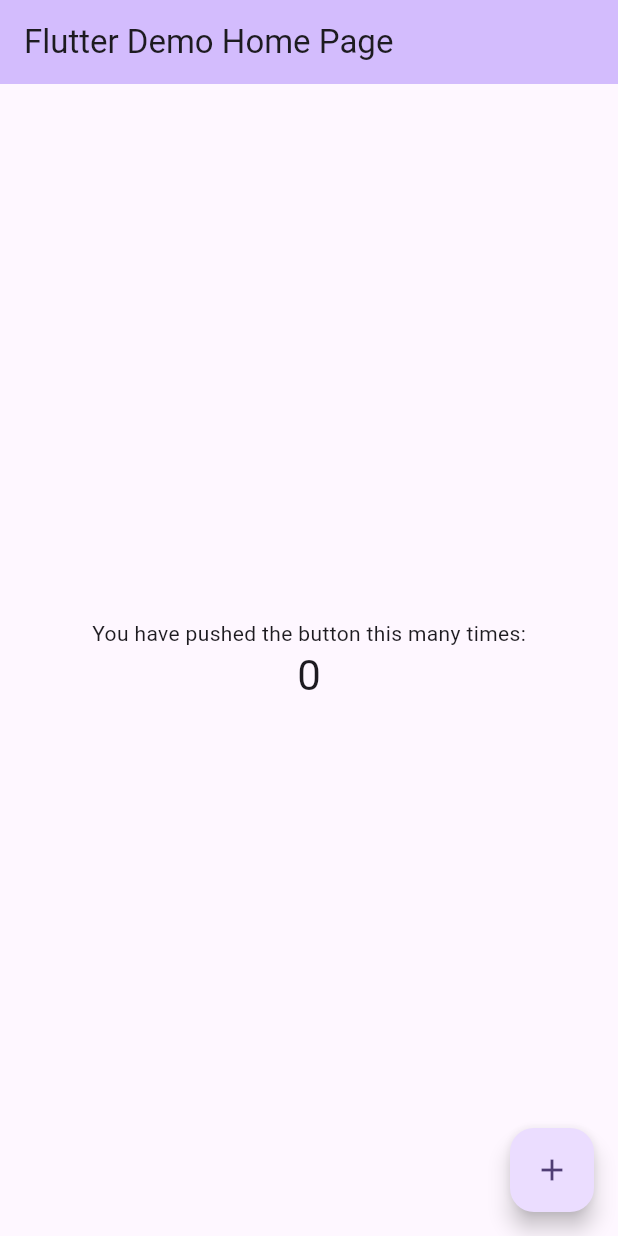
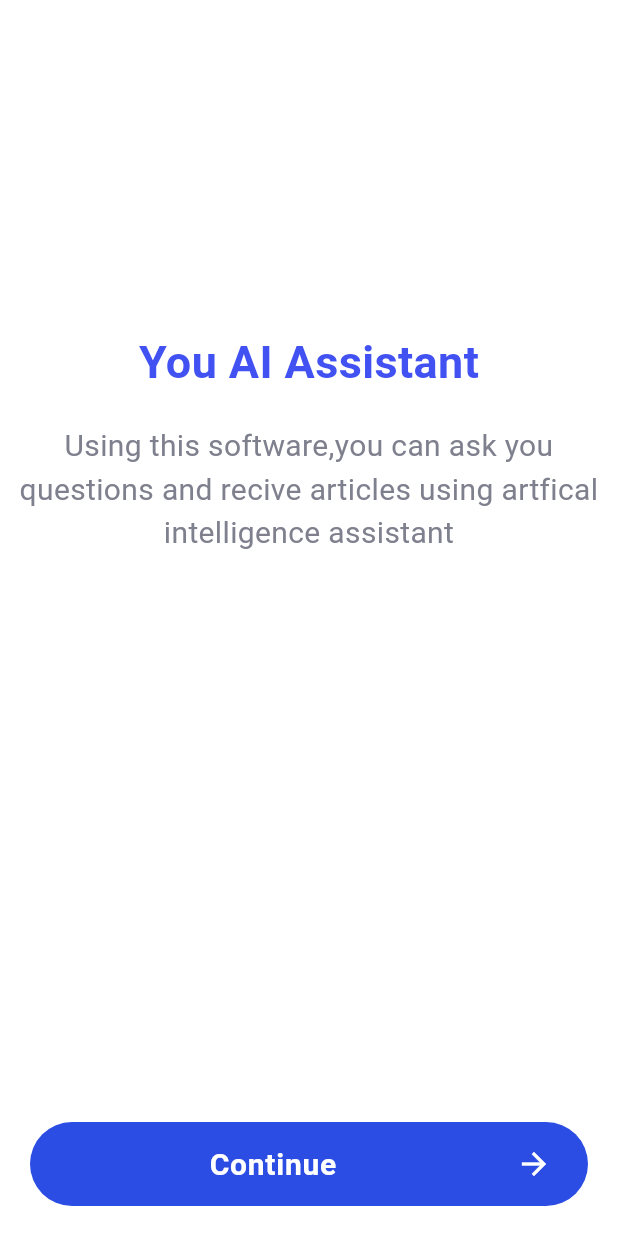
Before and after one commit to Flutter-gg-1/Assignment-11, a Flutter app: the screen it shows after launch, on a phone screen of 412 x 824 dp. Run offline on Flutter 3.47's test engine with Material 3 defaults, Android fonts, the phone set to English and light mode, and no system bars; our stand-ins replace google_fonts.

Commit message:
Complete : Home Screen

```diff
--- a/lib/main.dart
+++ b/lib/main.dart
@@ -1,3 +1,4 @@
+import 'package:chatgpt_ui/src/home_screen.dart';
 import 'package:flutter/material.dart';
 
 void main() {
@@ -7,119 +8,11 @@
 class MyApp extends StatelessWidget {
   const MyApp({super.key});
 
-  // This widget is the root of your application.
   @override
   Widget build(BuildContext context) {
     return MaterialApp(
-      title: 'Flutter Demo',
-      theme: ThemeData(
-        // This is the theme of your application.
-        //
-        // TRY THIS: Try running your application with "flutter run". You'll see
-        // the application has a purple toolbar. Then, without quitting the app,
-        // try changing the seedColor in the colorScheme below to Colors.green
-        // and then invoke "hot reload" (save your changes or press the "hot
-        // reload" button in a Flutter-supported IDE, or press "r" if you used
-        // the command line to start the app).
-        //
-        // Notice that the counter didn't reset back to zero; the application
-        // state is not lost during the reload. To reset the state, use hot
-        // restart instead.
-        //
-        // This works for code too, not just values: Most code changes can be
-        // tested with just a hot reload.
-        colorScheme: ColorScheme.fromSeed(seedColor: Colors.deepPurple),
-        useMaterial3: true,
-      ),
-      home: const MyHomePage(title: 'Flutter Demo Home Page'),
+      debugShowCheckedModeBanner: false,
+      home: HomeScreen(),
     );
   }
 }
-
-class MyHomePage extends StatefulWidget {
-  const MyHomePage({super.key, required this.title});
-
-  // This widget is the home page of your application. It is stateful, meaning
-  // that it has a State object (defined below) that contains fields that affect
-  // how it looks.
-
-  // This class is the configuration for the state. It holds the values (in this
-  // case the title) provided by the parent (in this case the App widget) and
-  // used by the build method of the State. Fields in a Widget subclass are
-  // always marked "final".
-
-  final String title;
-
-  @override
-  State<MyHomePage> createState() => _MyHomePageState();
-}
-
-class _MyHomePageState extends State<MyHomePage> {
-  int _counter = 0;
-
-  void _incrementCounter() {
-    setState(() {
-      // This call to setState tells the Flutter framework that something has
-      // changed in this State, which causes it to rerun the build method below
-      // so that the display can reflect the updated values. If we changed
-      // _counter without calling setState(), then the build method would not be
-      // called again, and so nothing would appear to happen.
-      _counter++;
-    });
-  }
-
-  @override
-  Widget build(BuildContext context) {
-    // This method is rerun every time setState is called, for instance as done
-    // by the _incrementCounter method above.
-    //
-    // The Flutter framework has been optimized to make rerunning build methods
-    // fast, so that you can just rebuild anything that needs updating rather
-    // than having to individually change instances of widgets.
-    return Scaffold(
-      appBar: AppBar(
-        // TRY THIS: Try changing the color here to a specific color (to
-        // Colors.amber, perhaps?) and trigger a hot reload to see the AppBar
-        // change color while the other colors stay the same.
-        backgroundColor: Theme.of(context).colorScheme.inversePrimary,
-        // Here we take the value from the MyHomePage object that was created by
-        // the App.build method, and use it to set our appbar title.
-        title: Text(widget.title),
-      ),
-      body: Center(
-        // Center is a layout widget. It takes a single child and positions it
-        // in the middle of the parent.
-        child: Column(
-          // Column is also a layout widget. It takes a list of children and
-          // arranges them vertically. By default, it sizes itself to fit its
-          // children horizontally, and tries to be as tall as its parent.
-          //
-          // Column has various properties to control how it sizes itself and
-          // how it positions its children. Here we use mainAxisAlignment to
-          // center the children vertically; the main axis here is the vertical
-          // axis because Columns are vertical (the cross axis would be
-          // horizontal).
-          //
-          // TRY THIS: Invoke "debug painting" (choose the "Toggle Debug Paint"
-          // action in the IDE, or press "p" in the console), to see the
-          // wireframe for each widget.
-          mainAxisAlignment: MainAxisAlignment.center,
-          children: <Widget>[
-            const Text(
-              'You have pushed the button this many times:',
-            ),
-            Text(
-              '$_counter',
-              style: Theme.of(context).textTheme.headlineMedium,
-            ),
-          ],
-        ),
-      ),
-      floatingActionButton: FloatingActionButton(
-        onPressed: _incrementCounter,
-        tooltip: 'Increment',
-        child: const Icon(Icons.add),
-      ), // This trailing comma makes auto-formatting nicer for build methods.
-    );
-  }
-}
--- /dev/null
+++ b/lib/src/home_screen.dart
@@ -0,0 +1,60 @@
+import 'package:chatgpt_ui/src/menu_screen.dart';
+import 'package:flutter/material.dart';
+import 'package:google_fonts/google_fonts.dart';
+
+class HomeScreen extends StatelessWidget {
+  const HomeScreen({super.key});
+
+  @override
+  Widget build(BuildContext context) {
+    return Scaffold(
+
+      backgroundColor: Colors.white,
+      body: SafeArea(child:
+      Container(
+        alignment: Alignment.topCenter,
+        padding: const EdgeInsets.only(top: 220),
+        child:  Column(
+
+          children: [
+            Text('You AI Assistant',style:GoogleFonts.varelaRound(
+              fontSize: 30,
+              fontWeight: FontWeight.w600,
+              color: const Color.fromARGB(255, 66, 81, 241),
+            )
+            ),
+            const SizedBox(
+              height: 20,
+            ),
+            const Expanded(
+              child:  Text('Using this software,you can ask you questions and recive articles using artfical intelligence assistant'
+              ,style: TextStyle(
+                color: Color.fromARGB(255, 127, 128, 142),
+                fontSize: 20,
+              ),
+              textAlign: TextAlign.center,),
+            ),
+            Padding(
+              padding: const EdgeInsets.all(20),
+              child: ListTile(
+
+                shape: RoundedRectangleBorder(
+                  borderRadius: BorderRadius.circular(30)
+                ),
+                tileColor: const Color.fromARGB(255, 43, 77, 227),
+                title: const Center(child: Text('Continue',
+                style: TextStyle(
+                  color: Colors.white,
+                  fontWeight: FontWeight.bold,
+                  fontSize: 20
+                ),),),
+                onTap: () => Navigator.push(context,MaterialPageRoute(builder: (context) => MenuScreen(),)),
+                trailing: const Icon(Icons.arrow_forward,color: Colors.white,),
+              ),
+            )
+          ],
+        ),
+      )),
+    );
+  }
+}
--- a/pubspec.yaml
+++ b/pubspec.yaml
@@ -35,6 +35,7 @@ dependencies:
   # The following adds the Cupertino Icons font to your application.
   # Use with the CupertinoIcons class for iOS style icons.
   cupertino_icons: ^1.0.6
+  google_fonts: ^6.2.1
 
 dev_dependencies:
   flutter_test:
```
Also changed, not shown: lib/src/menu_screen.dart (added, +30 -0 lines), pubspec.lock, 1 other file.
